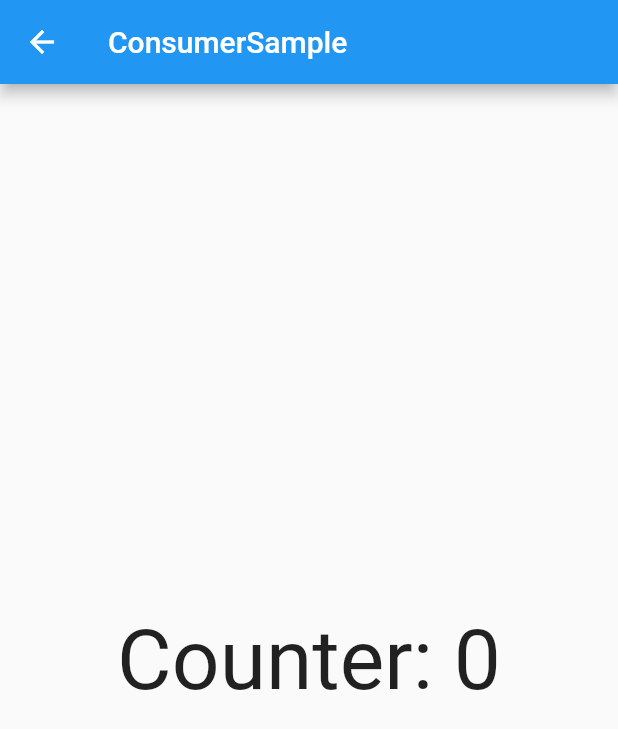
After one commit to ktakayama/RiverpodSample, a Flutter app: the ConsumerSample screen opened directly, on a phone screen of 412 x 824 dp. The commit adds this screen. Shown: the top 729 px of the screen. Run offline on Flutter 3.47's test engine with Material 2 defaults, Android fonts, the phone set to English and light mode, and no system bars; our stand-ins replace flutter_riverpod.

Commit message:
add: ConsumerSample

```diff
--- /dev/null
+++ b/lib/consumer_sample.dart
@@ -0,0 +1,20 @@
+import 'package:flutter/material.dart';
+import 'package:flutter_riverpod/flutter_riverpod.dart';
+import 'package:riverpod_sample/state_provider_sample.dart';
+
+class ConsumerSample extends StatelessWidget {
+  const ConsumerSample({super.key});
+
+  @override
+  Widget build(BuildContext context) {
+    return Scaffold(
+      appBar: AppBar(title: const Text('ConsumerSample')),
+      body: Center(
+        child: Consumer(builder: (context, ref, child) {
+          final count = ref.watch(myProvider);
+          return Text('Counter: $count', textScaleFactor: 4);
+        }),
+      ),
+    );
+  }
+}
--- a/lib/main.dart
+++ b/lib/main.dart
@@ -1,6 +1,7 @@
 import 'package:flutter/material.dart';
 import 'package:flutter_riverpod/flutter_riverpod.dart';
 import 'package:riverpod_sample/change_notifier_provider.dart';
+import 'package:riverpod_sample/consumer_sample.dart';
 import 'package:riverpod_sample/future_provider_sample.dart';
 import 'package:riverpod_sample/state_notifier_provider_sample.dart';
 import 'package:riverpod_sample/state_provider_sample.dart';
@@ -38,6 +39,7 @@ class SampleList extends StatelessWidget {
       'ChangeNotifierProviderSample': () =>
           const ChangeNotifierProviderSample(),
       'FutureProviderSample': () => const FutureProviderSample(),
+      'ConsumerSample': () => const ConsumerSample(),
     };
     return Scaffold(
         appBar: AppBar(title: const Text('List')),
```
